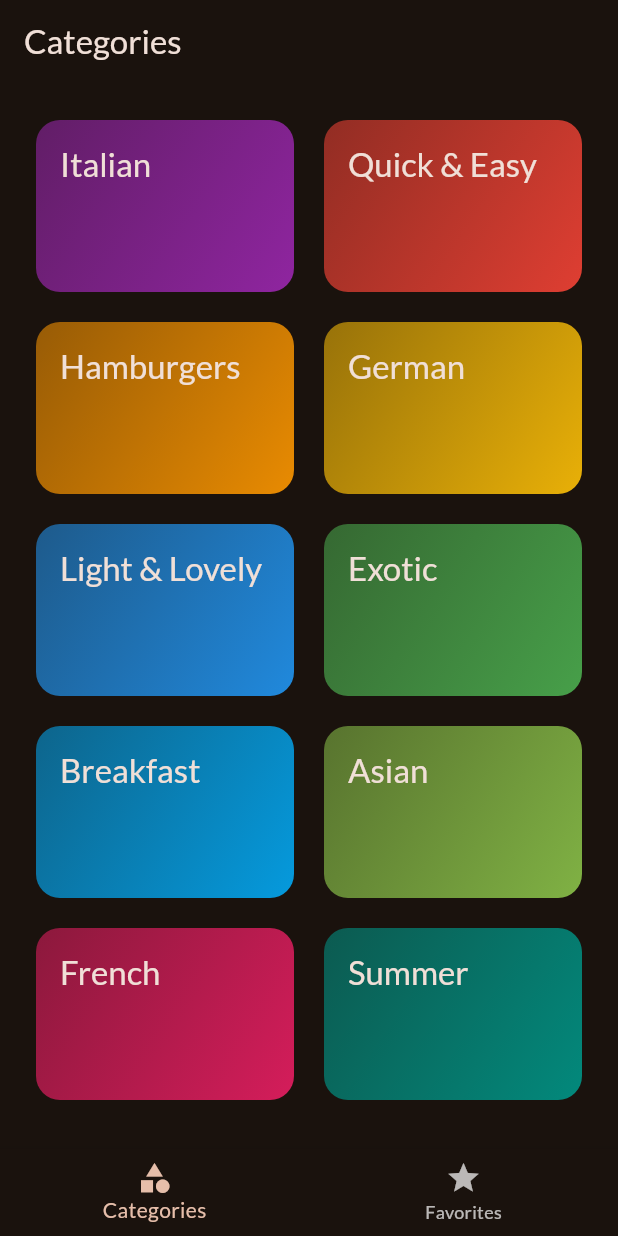
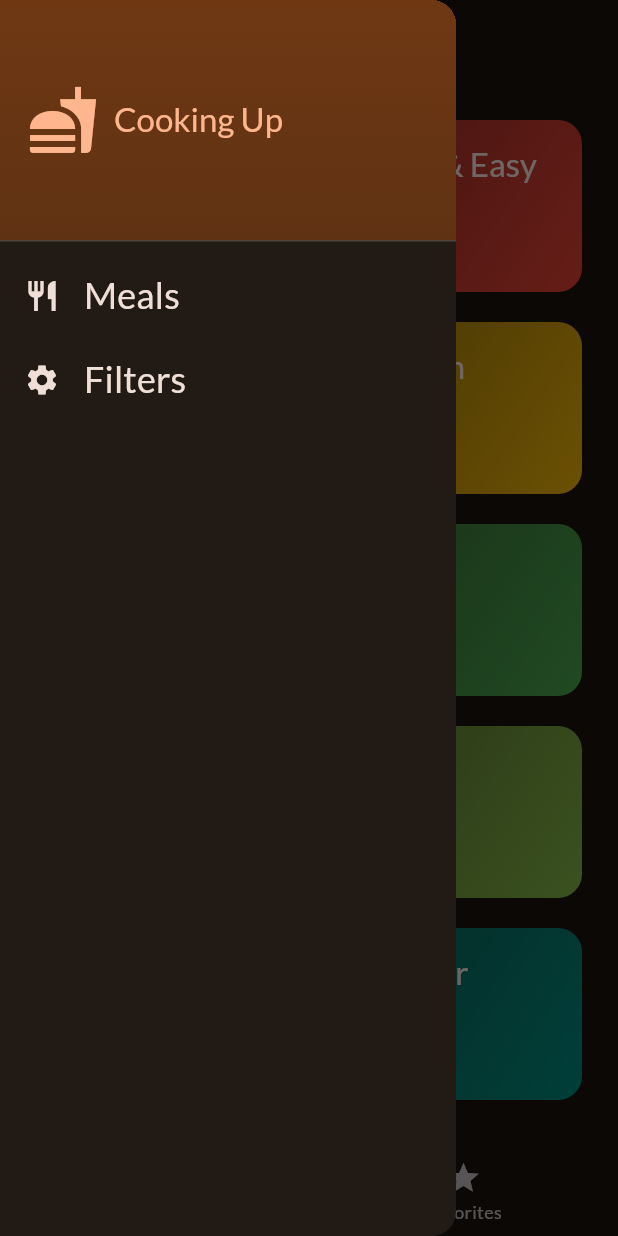
Before and after one commit to ogoigbe12/meals, a Flutter app: the screen it shows after launch, with the side drawer open (before the commit the screen has no drawer), on a phone screen of 412 x 824 dp. Run offline on Flutter 3.47's test engine with Material 3 defaults, Android fonts, the phone set to English and light mode, and no system bars; our stand-ins replace google_fonts, transparent_image.

Commit message:
"Add favorites meals screen, show info message on favorite toggle, and add main drawer"
This commit adds a new screen to display favorite meals, shows a message when a meal is favorited or removed from favorites, and adds a main drawer

```diff
--- /dev/null
+++ b/lib/widgets/main_drawer.dart
@@ -0,0 +1,80 @@
+import 'package:flutter/material.dart';
+
+class MainDrawer extends StatelessWidget {
+  const MainDrawer({super.key, required this.onSelectScreen});
+
+  final void Function(String identifier) onSelectScreen;
+
+  @override
+  Widget build(BuildContext context) {
+    return Drawer(
+      child: Column(
+        children: [
+          DrawerHeader(
+            padding: const EdgeInsets.all(18),
+            decoration: BoxDecoration(
+                gradient: LinearGradient(
+              colors: [
+                Theme.of(context).colorScheme.primaryContainer,
+                Theme.of(context).colorScheme.primaryContainer.withOpacity(0.8),
+              ],
+              begin: Alignment.topLeft,
+              end: Alignment.bottomLeft,
+            )),
+            child: Row(
+              children: [
+                Icon(
+                  Icons.fastfood,
+                  size: 48,
+                  color: Theme.of(context).colorScheme.primary,
+                ),
+                const SizedBox(width: 10),
+                Text(
+                  'Cooking Up',
+                  style: Theme.of(context)
+                      .textTheme
+                      .titleLarge!
+                      .copyWith(color: Theme.of(context).colorScheme.primary),
+                )
+              ],
+            ),
+          ),
+          ListTile(
+            leading: Icon(
+              Icons.restaurant,
+              size: 24,
+              color: Theme.of(context).colorScheme.onBackground,
+            ),
+            title: Text(
+              'Meals',
+              style: Theme.of(context).textTheme.titleSmall!.copyWith(
+                    color: Theme.of(context).colorScheme.onBackground,
+                    fontSize: 24,
+                  ),
+            ),
+            onTap: () {
+              onSelectScreen('meals');
+            },
+          ),
+          ListTile(
+            leading: Icon(
+              Icons.settings,
+              size: 24,
+              color: Theme.of(context).colorScheme.onBackground,
+            ),
+            title: Text(
+              'Filters',
+              style: Theme.of(context).textTheme.titleSmall!.copyWith(
+                    color: Theme.of(context).colorScheme.onBackground,
+                    fontSize: 24,
+                  ),
+            ),
+            onTap: () {
+              onSelectScreen('filters');
+            },
+          ),
+        ],
+      ),
+    );
+  }
+}
```
Also changed, not shown: lib/screens/filters.dart (added, +57 -0 lines), lib/screens/tabs.dart (+33 -3 lines).
